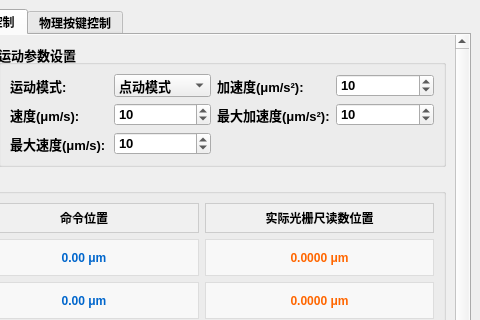
Qt form src/ui/MutiCamApp.ui (NicoleKJ9721/MutiCamApp) before a commit; both pictures show x 534 to 1014 and y 0 to 320 of the 1014 by 739 pixel window.
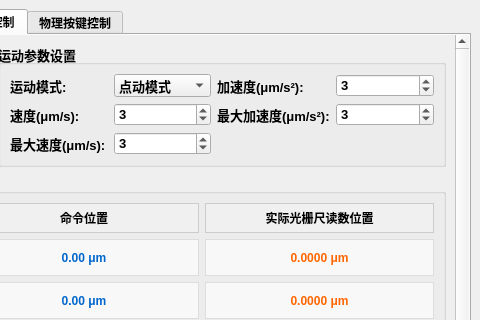
The same form after that commit. The open tabs and pages were chosen to show the change.

Commit message:
🐛 fix(axis): 修复轴控制器默认参数
- 将 `AxisController` 的最大速度、加速度和减速度默认值从 -10.0 更新为 3.0。
- 同步更新 `MutiCamApp.ui` 中相关的默认值以保持一致。

Diff of the .ui file:
```diff
--- a/src/ui/MutiCamApp.ui
+++ b/src/ui/MutiCamApp.ui
@@ -3792,7 +3792,7 @@
                     <number>50</number>
                    </property>
                    <property name="value">
-                    <number>10</number>
+                    <number>3</number>
                    </property>
                   </widget>
                  </item>
@@ -3812,7 +3812,7 @@
                     <number>50</number>
                    </property>
                    <property name="value">
-                    <number>10</number>
+                    <number>3</number>
                    </property>
                   </widget>
                  </item>
@@ -3853,7 +3853,7 @@
                     <number>50</number>
                    </property>
                    <property name="value">
-                    <number>10</number>
+                    <number>3</number>
                    </property>
                   </widget>
                  </item>
@@ -3873,7 +3873,7 @@
                     <number>50</number>
                    </property>
                    <property name="value">
-                    <number>10</number>
+                    <number>3</number>
                    </property>
                   </widget>
                  </item>
```
The commit also changes 1 other file.
